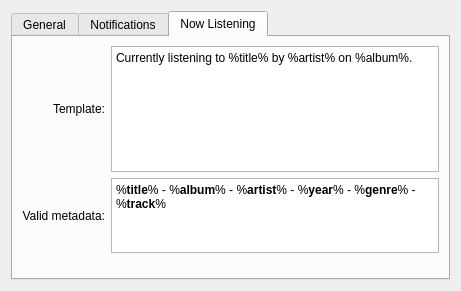
Above: src/prefs_base.ui from KDE/choqok before the change. Below: the same form after it.
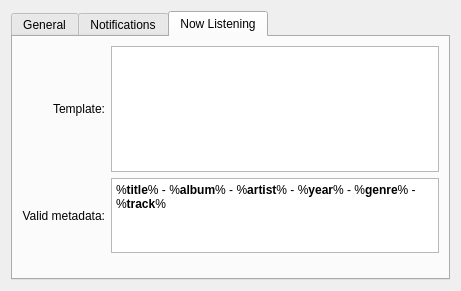
That is the form after the change. The open tabs and pages were chosen to show the change. Custom widgets are drawn as their Qt base class.

Commit message: [Amarok] added to default Now listening text :D

Patch:
```diff
--- a/src/prefs_base.ui
+++ b/src/prefs_base.ui
@@ -324,13 +324,6 @@
          <property name="tabChangesFocus">
           <bool>true</bool>
          </property>
-         <property name="html">
-          <string>&lt;!DOCTYPE HTML PUBLIC &quot;-//W3C//DTD HTML 4.0//EN&quot; &quot;http://www.w3.org/TR/REC-html40/strict.dtd&quot;&gt;
-&lt;html&gt;&lt;head&gt;&lt;meta name=&quot;qrichtext&quot; content=&quot;1&quot; /&gt;&lt;style type=&quot;text/css&quot;&gt;
-p, li { white-space: pre-wrap; }
-&lt;/style&gt;&lt;/head&gt;&lt;body style=&quot; font-family:'DejaVu Sans'; font-size:9pt; font-weight:400; font-style:normal;&quot;&gt;
-&lt;p style=&quot; margin-top:0px; margin-bottom:0px; margin-left:0px; margin-right:0px; -qt-block-indent:0; text-indent:0px;&quot;&gt;Currently listening to %title% by %artist% on %album%.&lt;/p&gt;&lt;/body&gt;&lt;/html&gt;</string>
-         </property>
          <property name="acceptRichText">
           <bool>false</bool>
          </property>
```
The commit also changes 1 other file.
